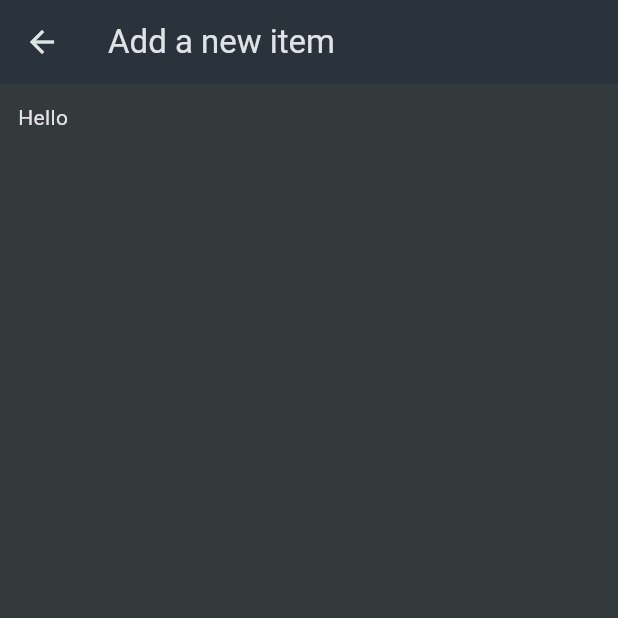
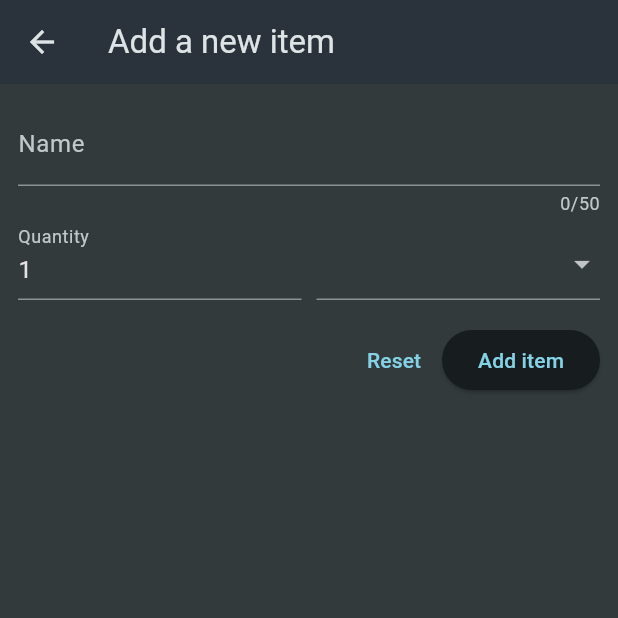
Before and after one commit to balayogigmcs/shopping, a Flutter app: the NewItem screen opened directly, on a phone screen of 412 x 824 dp, the top half of it. Run offline on Flutter 3.47's test engine with Material 3 defaults, Android fonts, the phone set to English and light mode, and no system bars.

Commit message:
input fields

```diff
--- a/lib/widgets/newitem.dart
+++ b/lib/widgets/newitem.dart
@@ -1,4 +1,8 @@
+import 'package:flutter/cupertino.dart';
 import 'package:flutter/material.dart';
+import 'package:flutter/widgets.dart';
+import 'package:shopping/data/categories.dart';
+import 'package:shopping/models/category.dart';
 
 class NewItem extends StatefulWidget {
   const NewItem({super.key});
@@ -17,7 +21,66 @@ class _NewItemState extends State<NewItem> {
       ),
       body: Padding(
         padding: const EdgeInsets.all(12),
-        child: Text('Hello')
+        child: Form(
+          child: Column(
+            children: [
+              TextFormField(
+                maxLength: 50,
+                decoration: const InputDecoration(label: Text('Name')),
+                validator: (value) {
+                  return ('demo');
+                },
+              ),
+              Row(
+                crossAxisAlignment: CrossAxisAlignment.end,
+                children: [
+                  Expanded(
+                    child: TextFormField(
+                      decoration:
+                          const InputDecoration(label: Text('Quantity')),
+                      initialValue: "1",
+                    ),
+                  ),
+                  const SizedBox(
+                    width: 10,
+                  ),
+                  Expanded(
+                    child: DropdownButtonFormField(items: [
+                      for (final category in categories.entries)
+                        DropdownMenuItem(
+                          value: category.value,
+                          child: Row(
+                            children: [
+                              Container(
+                                width: 10,
+                                height: 10,
+                                color: category.value.color,
+                              ),
+                              const SizedBox(
+                                width: 8,
+                              ),
+                              Text(category.value.name),
+                            ],
+                          ),
+                        )
+                    ], onChanged: (value) {}),
+                  ),
+                ],
+              ),
+              const SizedBox(
+                height: 16,
+              ),
+              Row(
+                mainAxisAlignment: MainAxisAlignment.end,
+                children: [
+                  TextButton(onPressed: () {}, child: const Text('Reset')),
+                  ElevatedButton(
+                      onPressed: () {}, child: const Text('Add item')),
+                ],
+              )
+            ],
+          ),
+        ),
       ),
     );
   }
```
